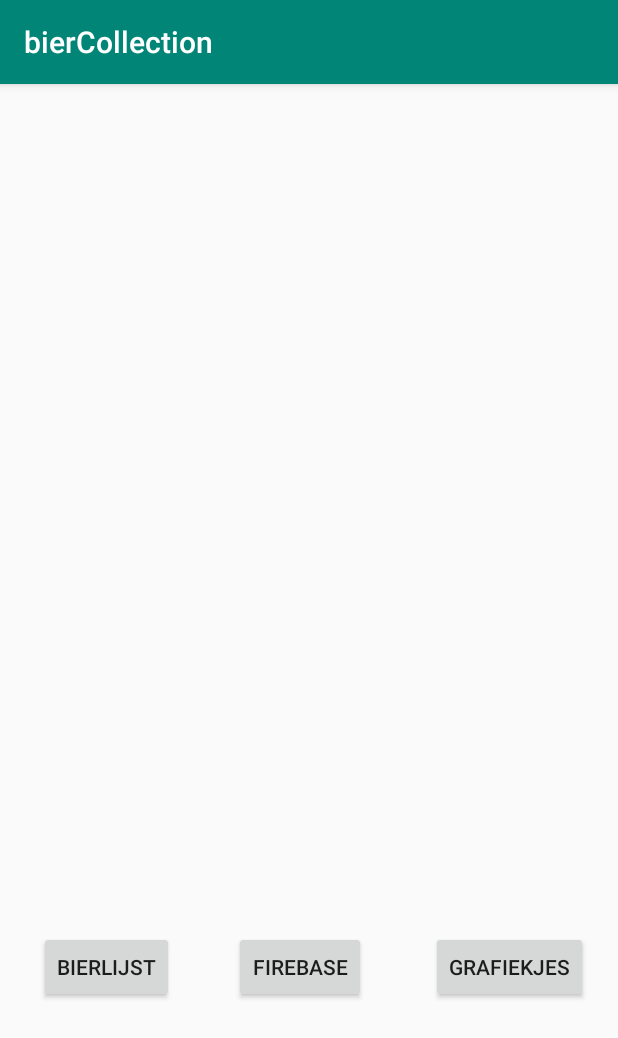
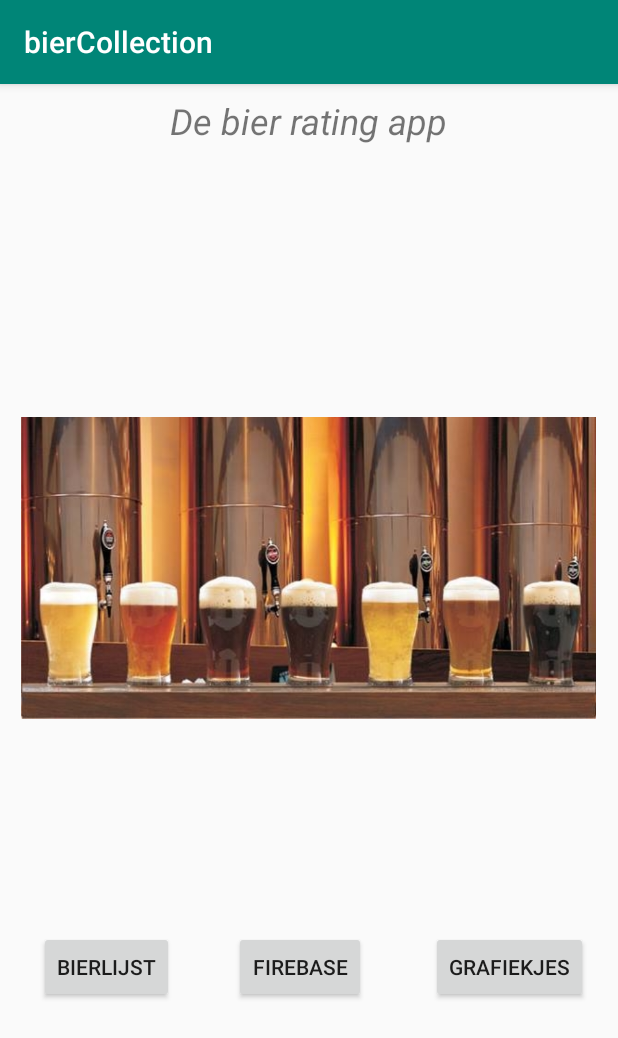
Before and after one commit to schaapkabap/ikpmd, an Android app: the screen it shows after launch (MainActivity), on a phone screen of 412 x 824 dp. Shown: the top 1038 px of the screen. Run offline under Robolectric (Android 15) with nearby library versions, the phone set to English and light mode, and no system bars.

```diff
--- a/app/build.gradle
+++ b/app/build.gradle
@@ -19,7 +19,7 @@ android {
 }
 
 dependencies {
-    implementation 'com.android.support:cardview-v7:27.1.+'
+    implementation 'com.android.support:cardview-v7:28.0.0'
     implementation 'com.google.code.gson:gson:2.3.1'
     implementation 'com.mcxiaoke.volley:library:1.0.19'
     implementation 'com.google.firebase:firebase-core:16.0.1'
@@ -33,6 +33,7 @@ dependencies {
     testImplementation 'junit:junit:4.12'
     androidTestImplementation 'com.android.support.test:runner:1.0.2'
     androidTestImplementation 'com.android.support.test.espresso:espresso-core:3.0.2'
+    implementation 'com.android.support:cardview-v7:28.0.0'
 
     implementation 'com.google.firebase:firebase-database:16.0.1'
     //implementation 'com.google.firebase:firebase-database:16.0.1:15.0.0'
--- a/app/src/main/res/layout/activity_main.xml
+++ b/app/src/main/res/layout/activity_main.xml
@@ -4,6 +4,8 @@
     xmlns:tools="http://schemas.android.com/tools"
     android:layout_width="match_parent"
     android:layout_height="match_parent"
+    android:clipToPadding="false"
+    xmlns:card_view="http://schemas.android.com/apk/res-auto"
     tools:context=".MainActivity">
 
     <Button
@@ -48,4 +50,41 @@
         app:layout_constraintStart_toEndOf="@+id/Firebasebutton"
         app:layout_constraintTop_toTopOf="parent" />
 
+    <TextView
+        android:id="@+id/textView"
+        android:layout_width="match_parent"
+        android:layout_height="match_parent"
+        app:layout_constraintBottom_toBottomOf="parent"
+        app:layout_constraintEnd_toEndOf="parent"
+        app:layout_constraintStart_toStartOf="parent"
+        app:layout_constraintTop_toTopOf="parent" />
+
+    <TextView
+        android:id="@+id/textView5"
+        android:layout_width="wrap_content"
+        android:layout_height="wrap_content"
+        android:layout_marginStart="8dp"
+        android:layout_marginTop="8dp"
+        android:layout_marginEnd="8dp"
+        android:textSize="24dp"
+        android:textStyle="italic"
+        android:text="De bier rating app"
+        app:layout_constraintEnd_toEndOf="parent"
+        app:layout_constraintStart_toStartOf="parent"
+        app:layout_constraintTop_toTopOf="@+id/textView" />
+
+    <ImageView
+        android:id="@+id/imageView2"
+        android:layout_width="383dp"
+        android:layout_height="256dp"
+        android:layout_marginEnd="1dp"
+        android:layout_marginBottom="120dp"
+        app:layout_constraintBottom_toBottomOf="parent"
+        app:layout_constraintEnd_toEndOf="parent"
+        app:layout_constraintStart_toStartOf="parent"
+        app:layout_constraintTop_toTopOf="@+id/textView"
+        app:layout_constraintVertical_bias="0.497"
+        card_view:srcCompat="@drawable/a" />
+
+
 </android.support.constraint.ConstraintLayout>
```
Also changed, not shown: app/src/main/java/com/example/schaapkabap/biercollection/Models/Bier.java (+91 -11 lines), app/src/main/java/com/example/schaapkabap/biercollection/activitys/Baractivity.java (+2 -9 lines), app/src/main/java/com/example/schaapkabap/biercollection/activitys/Bierlist.java (+6 -113 lines), app/src/main/java/com/example/schaapkabap/biercollection/helpers/FirebaseHelper.java (+5 -5 lines), app/src/main/res/drawable/a.jpg (added).
